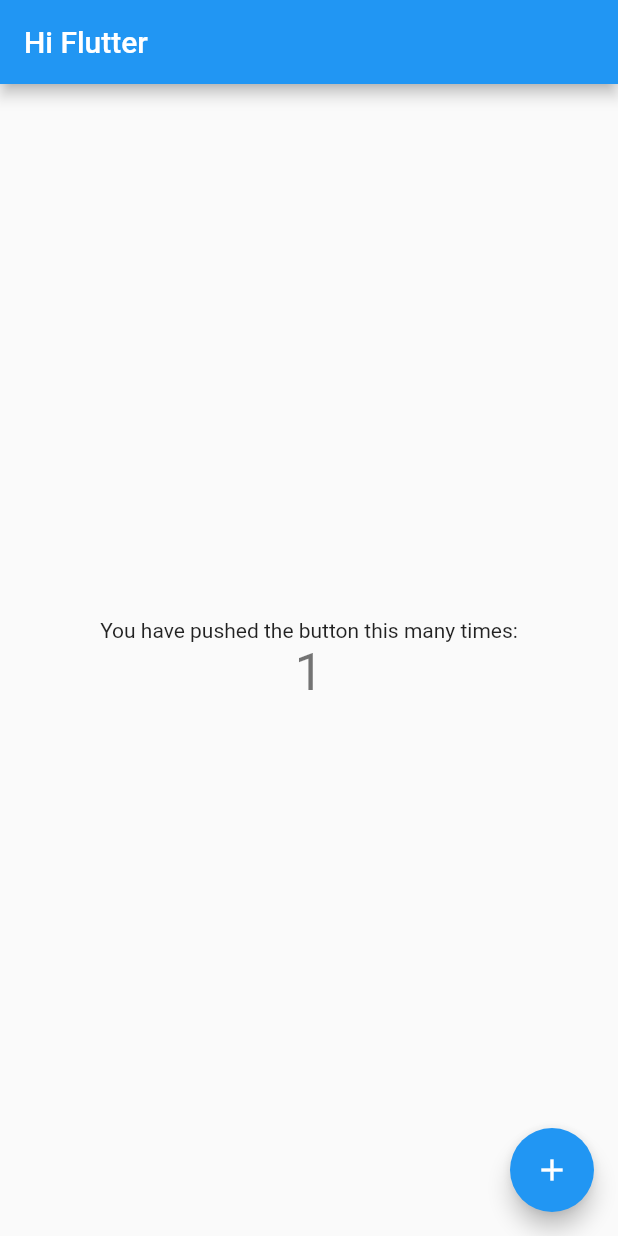
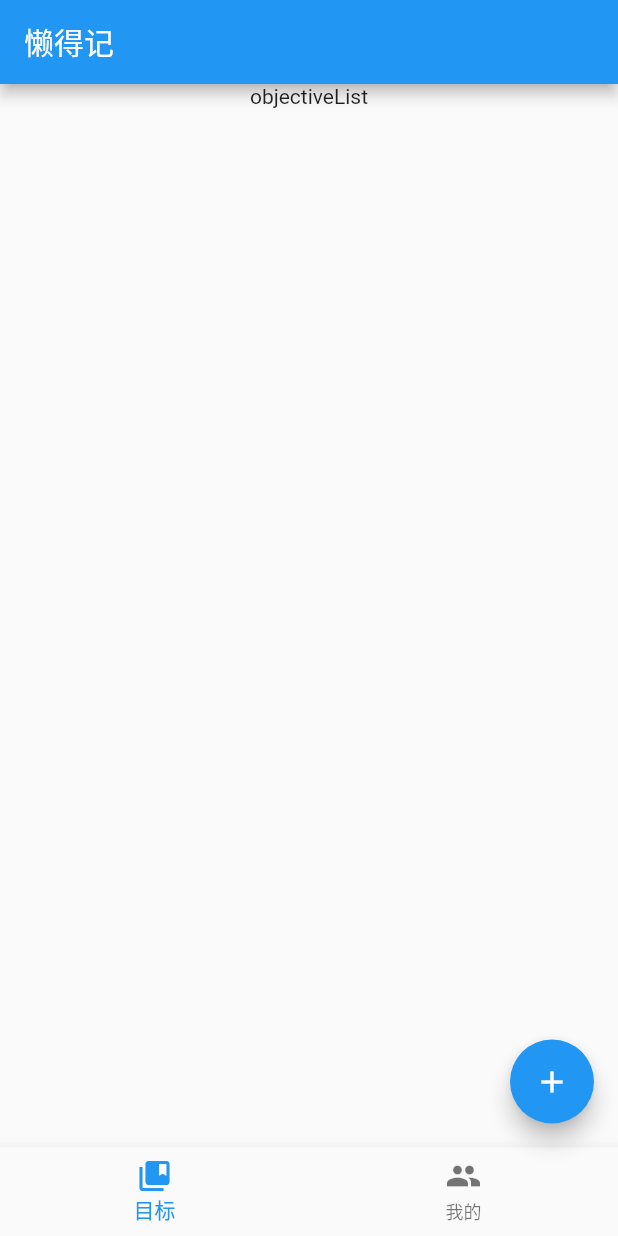
Before and after one commit to ruralist-siyi/flutter-lazyNote, a Flutter app: the MyHomePage screen opened directly, after a tap on the "add" icon, on a phone screen of 412 x 824 dp. Run offline on Flutter 3.47's test engine with Material 2 defaults, Android fonts, the phone set to English and light mode, and no system bars.

Commit message:
add navigation

```diff
--- a/lib/main.dart
+++ b/lib/main.dart
@@ -1,4 +1,6 @@
 import 'package:flutter/material.dart';
+import './views/objective/ObjectiveList.dart';
+import './views/mine/Mine.dart';
 
 void main() => runApp(MyApp());
 
@@ -9,33 +11,15 @@ class MyApp extends StatelessWidget {
     return MaterialApp(
       title: 'Flutter Demo',
       theme: ThemeData(
-        // This is the theme of your application.
-        //
-        // Try running your application with "flutter run". You'll see the
-        // application has a blue toolbar. Then, without quitting the app, try
-        // changing the primarySwatch below to Colors.green and then invoke
-        // "hot reload" (press "r" in the console where you ran "flutter run",
-        // or simply save your changes to "hot reload" in a Flutter IDE).
-        // Notice that the counter didn't reset back to zero; the application
-        // is not restarted.
         primarySwatch: Colors.blue,
       ),
-      home: MyHomePage(title: 'Hi Flutter'),
+      home: MyHomePage(title: '懒得记'),
     );
   }
 }
 
 class MyHomePage extends StatefulWidget {
   MyHomePage({Key key, this.title}) : super(key: key);
-
-  // This widget is the home page of your application. It is stateful, meaning
-  // that it has a State object (defined below) that contains fields that affect
-  // how it looks.
-
-  // This class is the configuration for the state. It holds the values (in this
-  // case the title) provided by the parent (in this case the App widget) and
-  // used by the build method of the State. Fields in a Widget subclass are
-  // always marked "final".
 
   final String title;
 
@@ -44,27 +28,22 @@ class MyHomePage extends StatefulWidget {
 }
 
 class _MyHomePageState extends State<MyHomePage> {
-  int _counter = 0;
+  int _navSelectedIndex = 0;
+  final _contentItems = [ObjectiveListWidget(), MineWidget()];
 
-  void _incrementCounter() {
+  void _addObjective() {
+
+  }
+
+  void _onNavClick(int index) {
+    print(index);
     setState(() {
-      // This call to setState tells the Flutter framework that something has
-      // changed in this State, which causes it to rerun the build method below
-      // so that the display can reflect the updated values. If we changed
-      // _counter without calling setState(), then the build method would not be
-      // called again, and so nothing would appear to happen.
-      _counter++;
+      _navSelectedIndex = index;
     });
   }
 
   @override
   Widget build(BuildContext context) {
-    // This method is rerun every time setState is called, for instance as done
-    // by the _incrementCounter method above.
-    //
-    // The Flutter framework has been optimized to make rerunning build methods
-    // fast, so that you can just rebuild anything that needs updating rather
-    // than having to individually change instances of widgets.
     return Scaffold(
       appBar: AppBar(
         // Here we take the value from the MyHomePage object that was created by
@@ -72,40 +51,23 @@ class _MyHomePageState extends State<MyHomePage> {
         title: Text(widget.title),
       ),
       body: Center(
-        // Center is a layout widget. It takes a single child and positions it
-        // in the middle of the parent.
-        child: Column(
-          // Column is also a layout widget. It takes a list of children and
-          // arranges them vertically. By default, it sizes itself to fit its
-          // children horizontally, and tries to be as tall as its parent.
-          //
-          // Invoke "debug painting" (press "p" in the console, choose the
-          // "Toggle Debug Paint" action from the Flutter Inspector in Android
-          // Studio, or the "Toggle Debug Paint" command in Visual Studio Code)
-          // to see the wireframe for each widget.
-          //
-          // Column has various properties to control how it sizes itself and
-          // how it positions its children. Here we use mainAxisAlignment to
-          // center the children vertically; the main axis here is the vertical
-          // axis because Columns are vertical (the cross axis would be
-          // horizontal).
-          mainAxisAlignment: MainAxisAlignment.center,
-          children: <Widget>[
-            Text(
-              'You have pushed the button this many times:',
-            ),
-            Text(
-              '$_counter',
-              style: Theme.of(context).textTheme.display1,
-            ),
-          ],
-        ),
+          child: _contentItems[_navSelectedIndex]
+      ),
+      bottomNavigationBar: BottomNavigationBar(
+        items: [
+          BottomNavigationBarItem(icon: Icon(Icons.collections_bookmark), title: Text('目标')),
+          BottomNavigationBarItem(icon: Icon(Icons.people), title: Text('我的')),
+        ],
+        currentIndex: _navSelectedIndex,
+        fixedColor: Colors.blue,
+        type: BottomNavigationBarType.fixed,
+        onTap: _onNavClick,
       ),
       floatingActionButton: FloatingActionButton(
-        onPressed: _incrementCounter,
+        onPressed: _addObjective,
         tooltip: 'Increment',
         child: Icon(Icons.add),
-      ), // This trailing comma makes auto-formatting nicer for build methods.
+      ),
     );
   }
 }
--- /dev/null
+++ b/lib/views/mine/Mine.dart
@@ -0,0 +1,24 @@
+import 'package:flutter/material.dart';
+
+class MineWidget extends StatefulWidget {
+  @override
+  _MineState createState() => _MineState();
+}
+
+class _MineState extends State<MineWidget> {
+
+  @override
+  void initState() {
+    print('Mine render');
+  }
+
+  @override
+  Widget build(BuildContext context) {
+    // TODO: implement build
+    return Column(
+        children: [
+          Text('Mine')
+        ]
+    );
+  }
+}
--- /dev/null
+++ b/lib/views/objective/ObjectiveList.dart
@@ -0,0 +1,24 @@
+import 'package:flutter/material.dart';
+
+class ObjectiveListWidget extends StatefulWidget {
+  @override
+  _ObjectiveListState createState() => _ObjectiveListState();
+}
+
+class _ObjectiveListState extends State<ObjectiveListWidget> {
+
+  @override
+  void initState() {
+    print('objectiveList render');
+  }
+
+  @override
+  Widget build(BuildContext context) {
+    // TODO: implement build
+    return Column(
+        children: [
+          Text('objectiveList')
+        ]
+    );
+  }
+}
```
